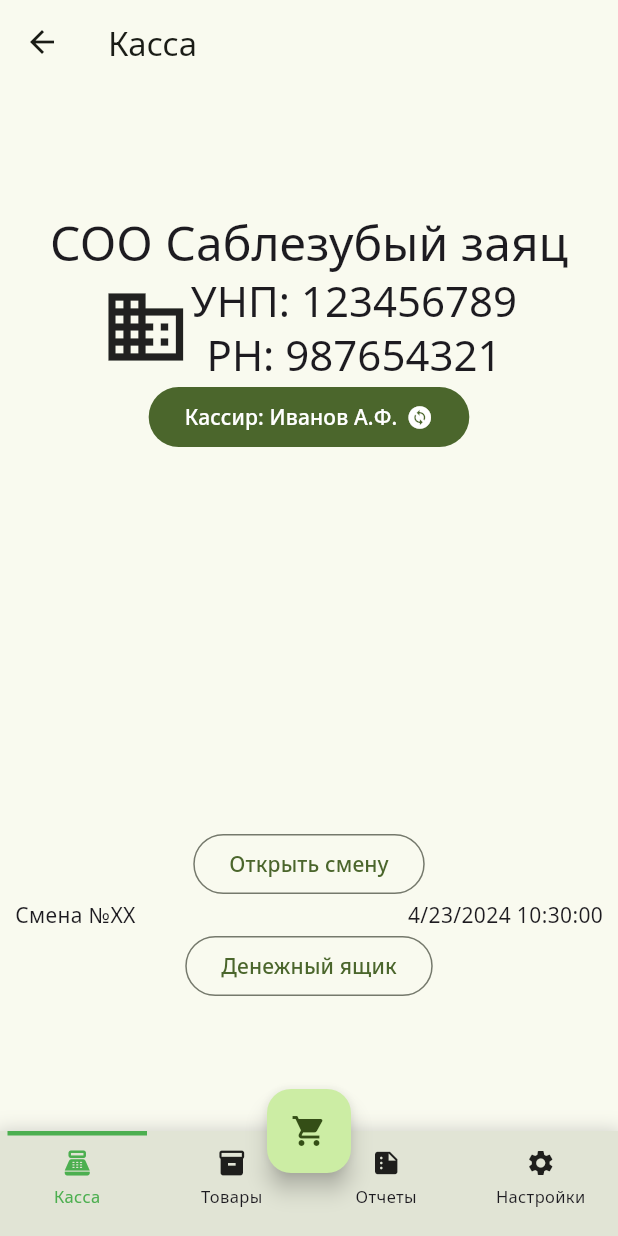
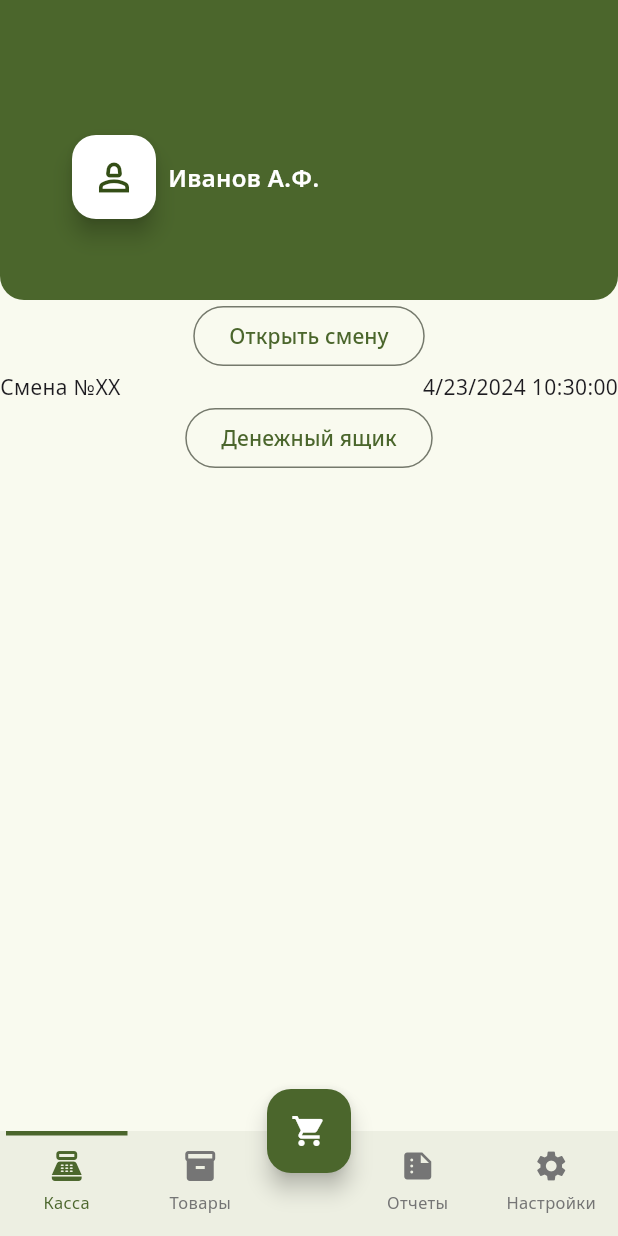
Before and after one commit to NikitaEremin/chek_experiments, a Flutter app: the HomeScreen screen opened by its route, on a phone screen of 412 x 824 dp. Run offline on Flutter 3.47's test engine with Material 3 defaults, Android fonts, the phone set to English and light mode, and no system bars; our stand-ins replace google_fonts.

Commit message:
cashregister, bottomnavigation

```diff
--- a/lib/ui/screens/auth_screen.dart
+++ b/lib/ui/screens/auth_screen.dart
@@ -56,7 +56,7 @@ class _AuthScreenState extends State<AuthScreen> {
                         label: Text('Логин'),
                       ),
                     ),
-                    const SizedBox(height: 16),
+                    const SizedBox(height: 8),
                     TextField(
                       controller: _password,
                       obscureText: _obscured,
@@ -73,10 +73,9 @@ class _AuthScreenState extends State<AuthScreen> {
                         label: const Text('Пароль'),
                       ),
                     ),
-                    const SizedBox(height: 16),
+                    const SizedBox(height: 24),
                     FilledButton(
                       style: FilledButton.styleFrom(
-                        // backgroundColor: Colors.green[400]
                           minimumSize: const Size(double.infinity, 48),
                           shape: RoundedRectangleBorder(
                               borderRadius: BorderRadius.circular(6))),
--- a/lib/ui/screens/cash_register_screen.dart
+++ b/lib/ui/screens/cash_register_screen.dart
@@ -1,4 +1,6 @@
+import 'package:flutter/cupertino.dart';
 import 'package:flutter/material.dart';
+import 'package:flutter/widgets.dart';
 import 'package:intl/intl.dart';
 
 import '../constants.dart';
@@ -11,22 +13,22 @@ class CashRegisterScreen extends StatefulWidget {
 }
 
 class _CashRegisterScreenState extends State<CashRegisterScreen> {
-  bool _isLoading = false;
+  final bool _isLoading = true;
 
-  @override
-  void initState() {
-    super.initState();
-    Future.delayed(const Duration(seconds: 1), () {
-      setState(() {
-        _isLoading = true;
-      });
-    });
-  }
+  // @override
+  // void initState() {
+  //   super.initState();
+  //   Future.delayed(const Duration(seconds: 1), () {
+  //     setState(() {
+  //       _isLoading = true;
+  //     });
+  //   });
+  // }
 
   @override
   Widget build(BuildContext context) {
     return Scaffold(
-      appBar: AppBar(title: Text('Касса'),),
+      // appBar: AppBar(title: Text('Касса'),),
       body: Center(
         child: _isLoading
             ? buildCashBoxScreen()
@@ -36,58 +38,47 @@ class _CashRegisterScreenState extends State<CashRegisterScreen> {
   }
 
   buildCashBoxScreen() {
-    TextTheme textTheme = Theme.of(context).textTheme;
-    return SingleChildScrollView(
-      child: Padding(
-        padding: const EdgeInsets.symmetric(horizontal: 10),
-        child: Column(
+    // TextTheme textTheme = Theme.of(context).textTheme;
+    ColorScheme colorScheme = Theme.of(context).colorScheme;
+    return Column(
       children: [
-            Text(
-              'СОО Саблезубый заяц',
-              style: textTheme.headlineLarge,
-            ),
-            Row(
-              mainAxisAlignment: MainAxisAlignment.center,
+        Container(
+          clipBehavior: Clip.hardEdge,
+          padding: const EdgeInsets.only(top: 36),
+          width: double.infinity,
+          height: 200,
+          decoration: BoxDecoration(
+              color: colorScheme.surfaceTint,
+              borderRadius: const BorderRadius.only(
+                  bottomLeft: Radius.circular(16),
+                  bottomRight: Radius.circular(16))),
+          child: Row(
             children: [
-                const Icon(
-                  Icons.business,
-                  size: 60,
-                ),
-                Column(
-                  children: [
-                    Text(
-                      'УНП: ${Constants.unp}',
-                      style: textTheme.headlineMedium,
-                    ),
-                    Text(
-                      'РН: ${Constants.cashboxNumber}',
-                      style: textTheme.headlineMedium,
-                    ),
-                  ],
-                )
-              ],
-            ),
-            FilledButton(
-              onPressed: () {},
-              child: const Row(
-                mainAxisSize: MainAxisSize.min,
-                mainAxisAlignment: MainAxisAlignment.spaceEvenly,
-                children: [
-                  Text(
-                    'Кассир: ${Constants.cashierId}',
-                  ),
-                  Padding(
-                    padding: EdgeInsets.only(left: 6.0),
-                    child: Icon(
-                      Icons.change_circle,
-                    ),
-                  ),
+              SizedBox(width: 48),
+              FloatingActionButton(onPressed: (){}, child: Icon(Icons.person_2_outlined, size: 30,), backgroundColor: Colors.white,),
+              SizedBox(width: 8,),
+              Text(Constants.cashierId, style: TextStyle(color: Colors.white, fontWeight: FontWeight.w600, fontSize: 16),)
             ],
           ),
         ),
-            const SizedBox(
-              height: 250,
-            ),
+        // FilledButton(
+        //   onPressed: () {},
+        //   child: const Row(
+        //     mainAxisSize: MainAxisSize.min,
+        //     mainAxisAlignment: MainAxisAlignment.spaceEvenly,
+        //     children: [
+        //       Text(
+        //         'Кассир: ${Constants.cashierId}',
+        //       ),
+        //       Padding(
+        //         padding: EdgeInsets.only(left: 6.0),
+        //         child: Icon(
+        //           Icons.change_circle,
+        //         ),
+        //       ),
+        //     ],
+        //   ),
+        // ),
         OutlinedButton(
           onPressed: () {},
           child: const Text(
@@ -112,8 +103,6 @@ class _CashRegisterScreenState extends State<CashRegisterScreen> {
           child: const Text('Денежный ящик'),
         ),
       ],
-        ),
-      ),
     );
   }
 }
--- a/lib/ui/screens/home_screen.dart
+++ b/lib/ui/screens/home_screen.dart
@@ -27,6 +27,8 @@ class _HomeScreenState extends State<HomeScreen> {
     return Scaffold(
       body: _pages[_selectedPageIndex],
       floatingActionButton: FloatingActionButton(
+        backgroundColor: Theme.of(context).colorScheme.surfaceTint,
+        foregroundColor: Colors.white,
         onPressed: () {
           Navigator.of(context).push(
               MaterialPageRoute(builder: (context) => const SellScreen()));
@@ -37,8 +39,8 @@ class _HomeScreenState extends State<HomeScreen> {
       ),
       floatingActionButtonLocation: FloatingActionButtonLocation.centerDocked,
       bottomNavigationBar: CustomBottomNavigationBar(
+        unSelectedColor: Colors.grey[600],
         currentIndex: _selectedPageIndex,
-
         customBottomBarItems: [
           CustomBottomBarItems(icon: Icons.point_of_sale, label: 'Касса',),
           CustomBottomBarItems(icon: Icons.inventory_2, label: 'Товары'),
--- a/lib/ui/widgets/custom_bottom_navigation_bar.dart
+++ b/lib/ui/widgets/custom_bottom_navigation_bar.dart
@@ -31,14 +31,17 @@ class CustomBottomNavigationBar extends StatelessWidget {
       height: 70,
       width: double.infinity,
       decoration: BoxDecoration(
-        boxShadow: [BoxShadow(color: Colors.grey.withOpacity(0.5), offset: Offset(0,3), blurRadius: 10, spreadRadius: 3)],
-        color: Theme.of(context).colorScheme.surfaceVariant,
+        // boxShadow: [BoxShadow(color: Colors.grey.withOpacity(0.5), offset: Offset(0,3), blurRadius: 2, spreadRadius: 3)],
+        color: Theme.of(context).colorScheme.surfaceVariant.withOpacity(0.5),
       ),
       child: Row(
         mainAxisAlignment: MainAxisAlignment.spaceAround,
         children: [
 
           for (int i = 0; i < customBottomBarItems.length; i++) ...[
+            if(i == 2) ... [
+              const SizedBox(width: 56)
+            ],
             Expanded(
               child: CustomLineIndicatorBottomNavbarItems(
                 selectedColor: selectedColor,
@@ -100,7 +103,7 @@ class CustomLineIndicatorBottomNavbarItems extends StatelessWidget {
   @override
   Widget build(BuildContext context) {
     return Padding(
-      padding: const EdgeInsets.symmetric(horizontal: 5.0),
+      padding: const EdgeInsets.symmetric(horizontal: 4.0),
       child: Material(
         color: Colors.transparent,
         child: InkWell(
@@ -112,7 +115,7 @@ class CustomLineIndicatorBottomNavbarItems extends StatelessWidget {
               border: Border(
                 top: BorderSide(
                   color: currentIndex == index
-                      ? Colors.green
+                      ? Theme.of(context).colorScheme.surfaceTint
                       : Colors.transparent,
                   width: 3,
                 )
@@ -123,9 +126,9 @@ class CustomLineIndicatorBottomNavbarItems extends StatelessWidget {
               children: [
                 Icon(
                   icon,
-                  size: 20,
+                  size: 24,
                   color: currentIndex == index
-                      ? Colors.green
+                      ? Theme.of(context).colorScheme.surfaceTint
                       : unSelectedColor,
                 ),
                 const SizedBox(
@@ -138,7 +141,7 @@ class CustomLineIndicatorBottomNavbarItems extends StatelessWidget {
                   style: TextStyle(
                     fontSize: 11,
                     color: currentIndex == index
-                        ? Colors.green
+                        ? Theme.of(context).colorScheme.surfaceTint
                         : unSelectedColor,
                   ),
                 ),
```
Lines whose indentation alone changed are shown as unchanged.
